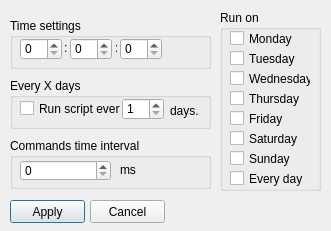
This is DoForMe!/action_dialog.ui in jajcek/DoForMe as Qt 5 draws it before an edit. The edited form follows.
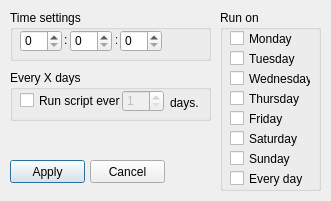
This is the edited form. Icons and pictures are not drawn.

```diff
--- a/DoForMe!/action_dialog.ui
+++ b/DoForMe!/action_dialog.ui
@@ -7,7 +7,7 @@
     <x>0</x>
     <y>0</y>
     <width>331</width>
-    <height>231</height>
+    <height>201</height>
    </rect>
   </property>
   <property name="windowTitle">
@@ -21,7 +21,7 @@
    <property name="geometry">
     <rect>
      <x>10</x>
-     <y>78</y>
+     <y>70</y>
      <width>201</width>
      <height>51</height>
     </rect>
@@ -56,6 +56,9 @@
     </property>
    </widget>
    <widget class="QSpinBox" name="daysSpin">
+    <property name="enabled">
+     <bool>false</bool>
+    </property>
     <property name="geometry">
      <rect>
       <x>112</x>
@@ -72,50 +75,11 @@
     </property>
    </widget>
   </widget>
-  <widget class="QGroupBox" name="groupBox_2">
-   <property name="geometry">
-    <rect>
-     <x>10</x>
-     <y>138</y>
-     <width>201</width>
-     <height>51</height>
-    </rect>
-   </property>
-   <property name="title">
-    <string>Commands time interval</string>
-   </property>
-   <widget class="QSpinBox" name="intervalSpin">
-    <property name="geometry">
-     <rect>
-      <x>10</x>
-      <y>22</y>
-      <width>91</width>
-      <height>21</height>
-     </rect>
-    </property>
-    <property name="maximum">
-     <number>999999999</number>
-    </property>
-   </widget>
-   <widget class="QLabel" name="label_3">
-    <property name="geometry">
-     <rect>
-      <x>110</x>
-      <y>24</y>
-      <width>16</width>
-      <height>16</height>
-     </rect>
-    </property>
-    <property name="text">
-     <string>ms</string>
-    </property>
-   </widget>
-  </widget>
   <widget class="QGroupBox" name="timeGroupBox">
    <property name="geometry">
     <rect>
      <x>10</x>
-     <y>18</y>
+     <y>10</y>
      <width>201</width>
      <height>51</height>
     </rect>
@@ -310,7 +274,7 @@
    <property name="geometry">
     <rect>
      <x>10</x>
-     <y>200</y>
+     <y>160</y>
      <width>75</width>
      <height>23</height>
     </rect>
@@ -323,7 +287,7 @@
    <property name="geometry">
     <rect>
      <x>90</x>
-     <y>200</y>
+     <y>160</y>
      <width>75</width>
      <height>23</height>
     </rect>
```
Left out of the diff: 128 changed lines with no effect on the pictures.
